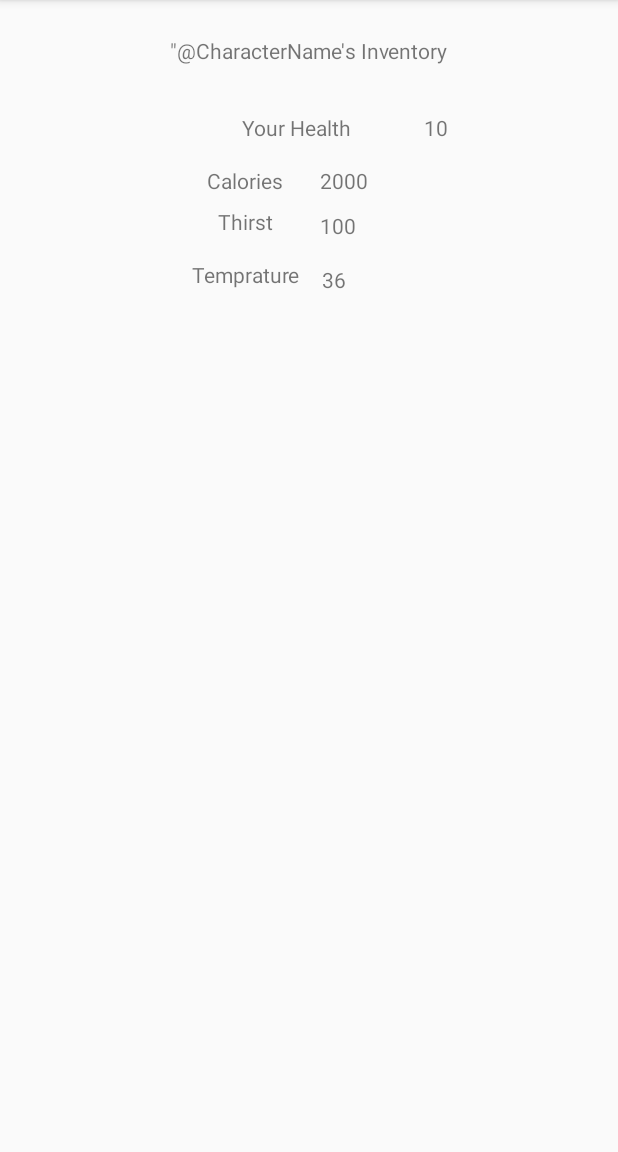
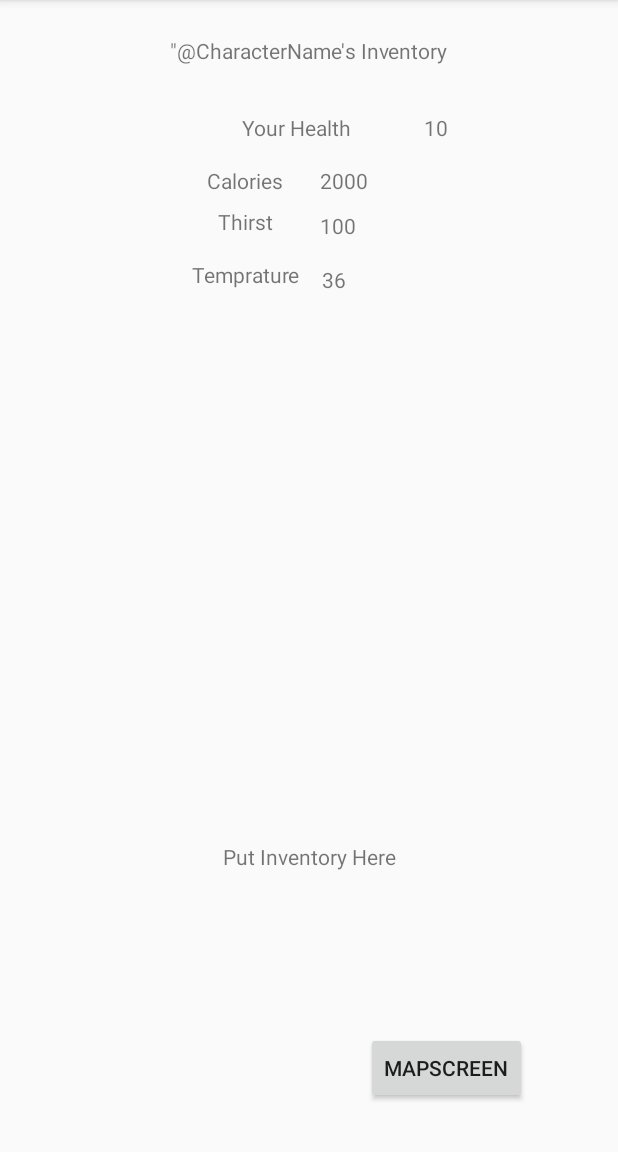
Before and after one commit to Twitchi1003/ZombieAlpha, an Android app: the PlayerInv screen opened directly, with no data from a screen before it, on a phone screen of 412 x 824 dp, the part 84-1236 px from its top. Run offline under Robolectric (Android 15) with nearby library versions, the phone set to English and light mode, and no system bars.

Commit message:
Small steps.. Made inventory, but don't know how to access it :P Added basic Activity navigation

```diff
--- a/app/src/main/java/com/example/zombiealpha/PlayerInv.java
+++ b/app/src/main/java/com/example/zombiealpha/PlayerInv.java
@@ -2,7 +2,10 @@ package com.example.zombiealpha;
 
 import androidx.appcompat.app.AppCompatActivity;
 
+import android.content.Intent;
 import android.os.Bundle;
+import android.view.View;
+import android.widget.Button;
 import android.widget.TextView;
 
 public class PlayerInv extends AppCompatActivity {
@@ -35,6 +38,18 @@ public class PlayerInv extends AppCompatActivity {
         Thirst =  ((CharacterSheet) this.getApplication()).getThirst();
         PlayerThirst.setText(Integer.toString(Thirst));
 
+        TextView playerInventory = findViewById(R.id.playerInventory);
+        //playerInventory.setText(); figure out how to extract ArrayList contents and display
+
+
+        //Navigation Buttons
+        Button InvToMap = findViewById(R.id.ButtonInvToMap);
+        InvToMap.setOnClickListener(new View.OnClickListener() {
+            @Override
+            public void onClick(View view) {
+                Intent intent = new Intent(view.getContext(), Map.class);
+                view.getContext().startActivity(intent);}
+        });
 
     }
 }
--- /dev/null
+++ b/app/src/main/java/com/example/zombiealpha/Wepon.java
@@ -0,0 +1,5 @@
+package com.example.zombiealpha;
+
+public class Wepon extends Item {
+    int Damage;
+}
--- a/app/src/main/res/layout/activity_player_inv.xml
+++ b/app/src/main/res/layout/activity_player_inv.xml
@@ -92,4 +92,26 @@
         app:layout_constraintStart_toStartOf="@+id/characterInventoryPageHeader"
         app:layout_constraintTop_toBottomOf="@+id/thirstDisplayTitle" />
 
+    <Button
+        android:id="@+id/ButtonInvToMap"
+        android:layout_width="wrap_content"
+        android:layout_height="wrap_content"
+        android:layout_marginBottom="32dp"
+        android:text="MapScreen"
+        app:layout_constraintBottom_toBottomOf="parent"
+        app:layout_constraintEnd_toEndOf="parent"
+        app:layout_constraintHorizontal_bias="0.8"
+        app:layout_constraintStart_toStartOf="parent" />
+
+    <TextView
+        android:id="@+id/playerInventory"
+        android:layout_width="wrap_content"
+        android:layout_height="wrap_content"
+        android:text="Put Inventory Here"
+        app:layout_constraintBottom_toBottomOf="parent"
+        app:layout_constraintEnd_toEndOf="parent"
+        app:layout_constraintStart_toStartOf="parent"
+        app:layout_constraintTop_toTopOf="parent"
+        app:layout_constraintVertical_bias="0.75" />
+
 </androidx.constraintlayout.widget.ConstraintLayout>
--- a/settings.gradle
+++ /dev/null
@@ -1,2 +0,0 @@
-include ':app'
-rootProject.name='ZombieAlpha'
```
Also changed, not shown: app/src/main/java/com/example/zombiealpha/CharacterSheet.java (+15 -0 lines), app/src/main/java/com/example/zombiealpha/Food.java (added, +8 -0 lines), app/src/main/java/com/example/zombiealpha/Item.java (added, +9 -0 lines), app/src/main/java/com/example/zombiealpha/Map.java (+25 -1 lines), app/src/main/res/layout/activity_map.xml (+27 -1 lines), build.gradle (deleted, +0 -27 lines), gradle.properties (deleted, +0 -19 lines), gradle/wrapper/gradle-wrapper.properties (deleted), 4 other files.
